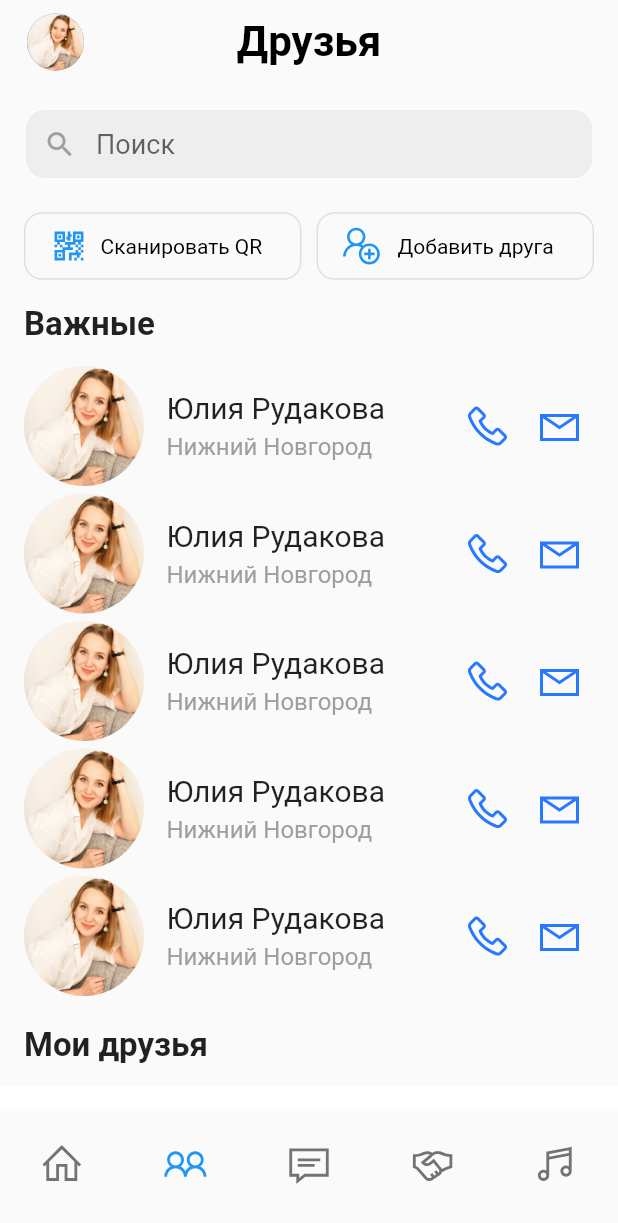
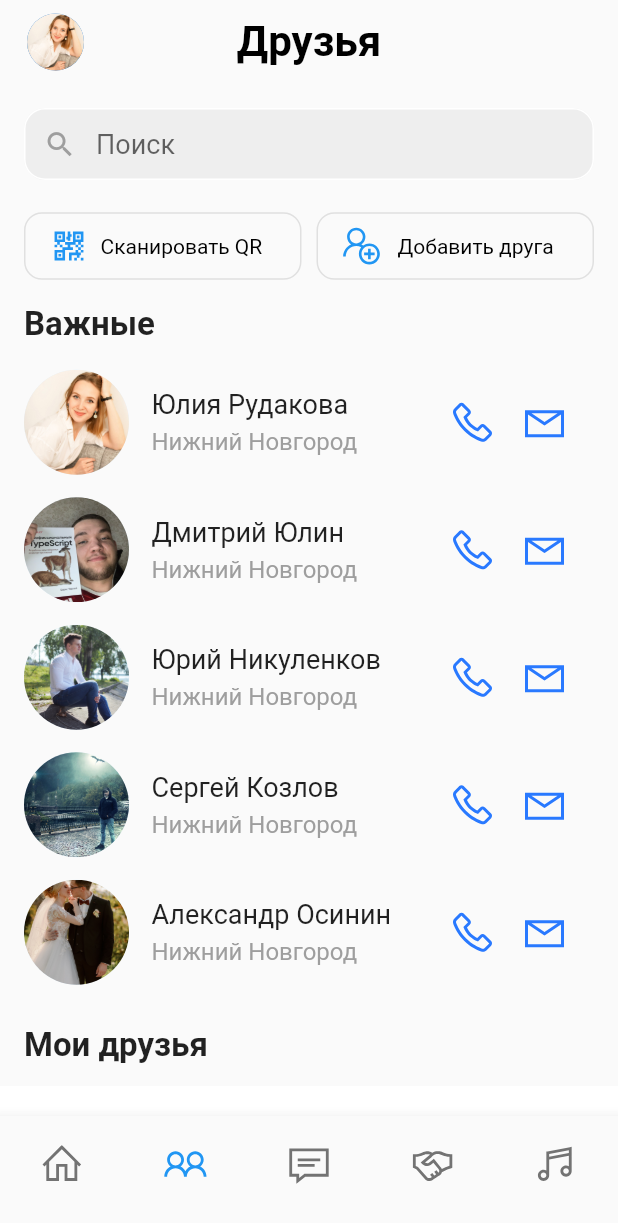
Before and after one commit to FedotovV/social_network, a Flutter app: the screen it shows after launch, item 2 of the bottom bar chosen, on a phone screen of 412 x 824 dp. Shown: the top 1223 px of the screen. Run offline on Flutter 3.47's test engine with Material 2 defaults, Android fonts, the phone set to English and light mode, and no system bars; our stand-ins replace flutter_multi_formatter, line_icons; missing offline and left inert: pattern_formatter; network calls fail.

Commit message:
Implemented search for (important friends) (search mechanics)

```diff
--- a/lib/main.dart
+++ b/lib/main.dart
@@ -26,8 +26,8 @@ class MyApp extends StatelessWidget {
         '/start_screen': (context) => const StartScreen(),
         '/registration_screen': (context) => const RegistrationScreen(),
         '/login_screen': (context) => const LoginScreen(),
-        '/user_home_screen': (context) => const UserHomeScreen(),
-        '/user_home': (context) => const UserHomeScreen(),
+        '/user_home_screen': (context) => UserHomeScreen(),
+        '/user_home': (context) => UserHomeScreen(),
         '/user_editing': (context) => const UserEditing(),
         '/set_status_profile': (context) => const SetStatusWidget(),
         '/user_registration_screen': (context) =>
--- a/lib/main_screen/my_friends/information_and_search_widget.dart
+++ b/lib/main_screen/my_friends/information_and_search_widget.dart
@@ -2,6 +2,15 @@ import 'package:flutter/material.dart';
 import 'package:flutter/painting.dart';
 import 'package:flutter/widgets.dart';
 import 'package:line_icons/line_icons.dart';
+
+class Profile {
+  final AssetImage imageName;
+  final String userName;
+  final String city;
+
+  Profile(
+      {required this.imageName, required this.userName, required this.city});
+}
 
 class InformationAndSearchWidget extends StatefulWidget {
   const InformationAndSearchWidget({Key? key}) : super(key: key);
@@ -11,8 +20,60 @@ class InformationAndSearchWidget extends StatefulWidget {
       _InformationAndSearchWidgetState();
 }
 
+final _searchController = TextEditingController();
+
+final _profile = [
+  Profile(
+      imageName: const AssetImage('image/photo/foto.jpg'),
+      userName: 'Юлия Рудакова',
+      city: 'Нижний Новгород'),
+  Profile(
+      imageName: const AssetImage('image/photo/DY.jpg'),
+      userName: 'Дмитрий Юлин',
+      city: 'Нижний Новгород'),
+  Profile(
+      imageName: const AssetImage('image/photo/YN.jpg'),
+      userName: 'Юрий Никуленков',
+      city: 'Нижний Новгород'),
+  Profile(
+      imageName: const AssetImage('image/photo/SK.jpg'),
+      userName: 'Сергей Козлов',
+      city: 'Нижний Новгород'),
+  Profile(
+      imageName: const AssetImage('image/photo/AO.jpg'),
+      userName: 'Александр Осинин',
+      city: 'Нижний Новгород'),
+];
+
+var _filterProrile = <Profile>[];
+
 class _InformationAndSearchWidgetState
     extends State<InformationAndSearchWidget> {
+  @override
+  void dispose() {
+    super.dispose();
+  }
+
+  void _searchProfile() {
+    if (_searchController.text.isNotEmpty) {
+      _filterProrile = _profile.where((Profile profile) {
+        return profile.userName
+            .toLowerCase()
+            .contains(_searchController.text.toLowerCase());
+      }).toList();
+    } else {
+      _filterProrile = _profile;
+    }
+    setState(() {});
+  }
+
+  @override
+  void initState() {
+    _filterProrile = _profile;
+    _searchController.addListener(_searchProfile);
+    super.initState();
+  }
+
   @override
   Widget build(BuildContext context) {
     return SingleChildScrollView(
@@ -22,6 +83,7 @@ class _InformationAndSearchWidgetState
           children: [
             // Виджет поиска
             TextFormField(
+              controller: _searchController,
               cursorColor: Colors.black,
               cursorHeight: 16,
               decoration: InputDecoration(
@@ -145,21 +207,22 @@ class _InformationAndSearchWidgetState
             ),
             // Список "Важных друзей"
             ListView.builder(
-              itemCount: 5,
+              keyboardDismissBehavior: ScrollViewKeyboardDismissBehavior.onDrag,
+              itemCount: _filterProrile.length,
               scrollDirection: Axis.vertical,
               shrinkWrap: true,
               itemExtent: 85,
               itemBuilder: (BuildContext context, int index) {
+                final profile = _filterProrile[index];
                 return Stack(
                   children: [
                     Row(
                       children: [
                         CircleAvatar(
                           backgroundColor: Colors.blue[50],
-                          radius: 40.0,
+                          radius: 35.0,
                           // Передавать информацию через API
-                          backgroundImage:
-                              const AssetImage('image/photo/foto.jpg'),
+                          backgroundImage: profile.imageName,
                         ),
                         const SizedBox(
                           width: 15,
@@ -170,22 +233,22 @@ class _InformationAndSearchWidgetState
                           child: Column(
                             mainAxisAlignment: MainAxisAlignment.center,
                             crossAxisAlignment: CrossAxisAlignment.start,
-                            children: const [
+                            children: [
                               Text(
                                 // Передавать информацию через API
-                                'Юлия Рудакова',
-                                style: TextStyle(fontSize: 20),
+                                profile.userName,
+                                style: const TextStyle(fontSize: 18),
                                 maxLines: 1,
                                 overflow: TextOverflow.ellipsis,
                               ),
-                              SizedBox(
+                              const SizedBox(
                                 height: 5,
                               ),
                               Text(
                                 // Передавать информацию через API
-                                'Нижний Новгород',
-                                style:
-                                    TextStyle(fontSize: 16, color: Colors.grey),
+                                profile.city,
+                                style: const TextStyle(
+                                    fontSize: 16, color: Colors.grey),
                                 maxLines: 1,
                                 overflow: TextOverflow.ellipsis,
                               ),
@@ -242,6 +305,7 @@ class _InformationAndSearchWidgetState
             // Список друзей
             ListView.builder(
               // Передавать зависимость от количества друзей .длина
+              keyboardDismissBehavior: ScrollViewKeyboardDismissBehavior.onDrag,
               itemCount: 15,
               scrollDirection: Axis.vertical,
               shrinkWrap: true,
@@ -253,7 +317,7 @@ class _InformationAndSearchWidgetState
                       children: [
                         CircleAvatar(
                           backgroundColor: Colors.blue[50],
-                          radius: 40.0,
+                          radius: 35.0,
                           // Передавать информацию через API
                           backgroundImage:
                               const AssetImage('image/photo/foto.jpg'),
@@ -271,7 +335,7 @@ class _InformationAndSearchWidgetState
                               Text(
                                 // Передавать информацию через API
                                 'Юлия Рудакова',
-                                style: TextStyle(fontSize: 20),
+                                style: TextStyle(fontSize: 18),
                                 maxLines: 1,
                                 overflow: TextOverflow.ellipsis,
                               ),
--- a/lib/main_screen/user_home_screen.dart
+++ b/lib/main_screen/user_home_screen.dart
@@ -76,7 +76,7 @@ class _UserHomeScreenState extends State<UserHomeScreen> {
       body: SingleChildScrollView(
         child: Column(
           mainAxisSize: MainAxisSize.min,
-          children: const [
+          children: [
             InformationAndSearchWidget(),
           ],
         ),
```
Also changed, not shown: image/photo/AO.jpg (added), image/photo/DY.jpg (added), image/photo/SK.jpg (added), image/photo/YN.jpg (added).
